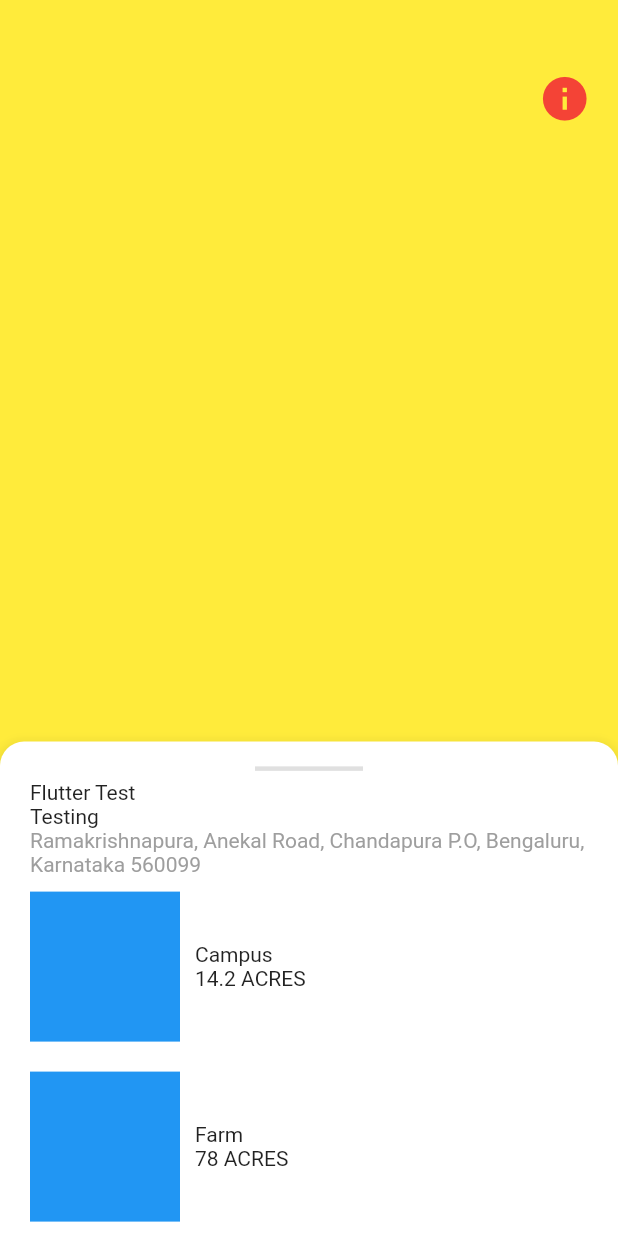
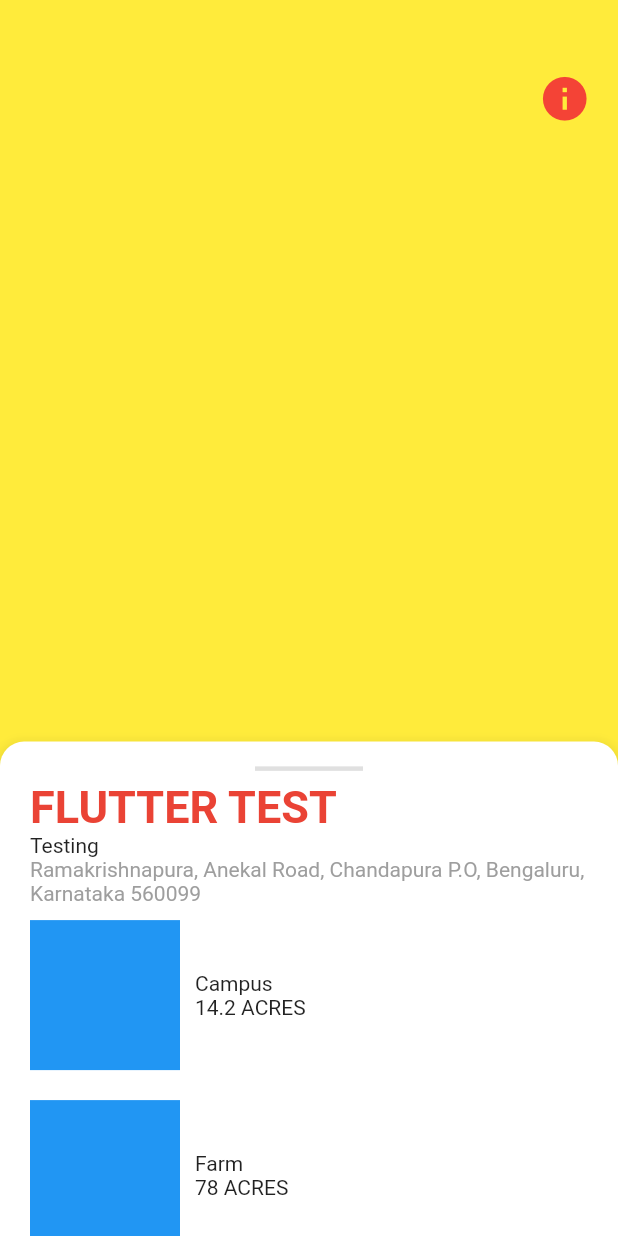
Before and after one commit to gauravxdhingra/Minushia-AppChallenge-Flutter, a Flutter app: the screen it shows after launch, after a tap on "LOGIN", on a phone screen of 412 x 824 dp. Run offline on Flutter 3.47's test engine with Material 2 defaults, Android fonts, the phone set to English and light mode, and no system bars; drawn by our look-alikes of sliding_sheet.

Commit message:
General Theming

```diff
--- a/lib/main.dart
+++ b/lib/main.dart
@@ -14,7 +14,19 @@ class MyApp extends StatelessWidget {
       title: 'Flutter Demo',
       debugShowCheckedModeBanner: false,
       theme: ThemeData(
-        primarySwatch: Colors.blue,
+        primaryColor: Color(0xffEA4335),
+        textTheme: TextTheme(
+          headline1: TextStyle(
+            color: Color(0xffEA4335),
+            fontSize: 30,
+            fontWeight: FontWeight.bold,
+          ),
+          headline2: TextStyle(
+            color: Color(0xffEA4335),
+            fontSize: 25,
+            fontWeight: FontWeight.bold,
+          ),
+        ),
         visualDensity: VisualDensity.adaptivePlatformDensity,
       ),
       home: SplashScreen(),
--- a/lib/screens/home_screen.dart
+++ b/lib/screens/home_screen.dart
@@ -85,11 +85,7 @@ class _HomeScreenState extends State<HomeScreen> {
           // height of the sheet.
           return Container(
             height: 500,
-            child:
-                // Center(
-                //   child: Text('This is the content of the sheet'),
-                // ),
-                Padding(
+            child: Padding(
               padding: const EdgeInsets.symmetric(vertical: 10, horizontal: 20),
               child: Column(
                 crossAxisAlignment: CrossAxisAlignment.start,
@@ -100,7 +96,10 @@ class _HomeScreenState extends State<HomeScreen> {
                       thickness: 3,
                     ),
                   ),
-                  Text('Flutter Test'),
+                  Text(
+                    'FLUTTER TEST',
+                    style: Theme.of(context).textTheme.headline1.copyWith(),
+                  ),
                   Text('Testing'),
                   Text(
                     'Ramakrishnapura, Anekal Road, Chandapura P.O, Bengaluru, Karnataka 560099',
--- a/lib/screens/location_preview_page.dart
+++ b/lib/screens/location_preview_page.dart
@@ -15,6 +15,7 @@ class _LocationPreviewPageState extends State<LocationPreviewPage> {
   @override
   Widget build(BuildContext context) {
     return Scaffold(
+      backgroundColor: Colors.white,
       appBar: AppBar(
         elevation: 0,
         centerTitle: true,
@@ -46,7 +47,7 @@ class _LocationPreviewPageState extends State<LocationPreviewPage> {
           // Enable snapping. This is true by default.
           snap: true,
           // Set custom snapping points.
-          snappings: [0.4, 0.7, 1.0],
+          snappings: [0.25, 0.7, 1.0],
           // Define to what the snappings relate to. In this case,
           // the total available space that the sheet can expand to.
           positioning: SnapPositioning.relativeToAvailableSpace,
@@ -57,13 +58,12 @@ class _LocationPreviewPageState extends State<LocationPreviewPage> {
           children: <Widget>[
             Container(
               width: MediaQuery.of(context).size.width,
-              color: Colors.red,
               child: Column(
                 mainAxisAlignment: MainAxisAlignment.spaceEvenly,
                 children: <Widget>[
                   Text('propertyvalue'),
                   Container(
-                    color: Colors.white,
+                    color: Colors.red,
                     height: MediaQuery.of(context).size.height * 0.3,
                     width: MediaQuery.of(context).size.width,
                   ),
@@ -81,11 +81,7 @@ class _LocationPreviewPageState extends State<LocationPreviewPage> {
           // height of the sheet.
           return Container(
             height: 500,
-            child:
-                // Center(
-                //   child: Text('This is the content of the sheet'),
-                // ),
-                Padding(
+            child: Padding(
               padding: const EdgeInsets.symmetric(vertical: 10, horizontal: 20),
               child: Column(
                 crossAxisAlignment: CrossAxisAlignment.start,
--- a/lib/screens/login_screen.dart
+++ b/lib/screens/login_screen.dart
@@ -27,9 +27,19 @@ class _LoginScreenState extends State<LoginScreen> {
     );
   }
 
-  FlatButton loginButton(context) {
+  Widget loginButton(context) {
     return FlatButton(
-      child: Text('LOGIN'),
+      color: Theme.of(context).primaryColor,
+      child: Padding(
+        padding: const EdgeInsets.symmetric(horizontal: 40, vertical: 15),
+        child: Text(
+          'LOGIN',
+          style: Theme.of(context).textTheme.headline1.copyWith(
+                color: Colors.white,
+                fontSize: 25
+              ),
+        ),
+      ),
       onPressed: () => onSubmit(context),
     );
   }
@@ -37,14 +47,32 @@ class _LoginScreenState extends State<LoginScreen> {
   @override
   Widget build(BuildContext context) {
     return Scaffold(
-      body: Column(
-        children: <Widget>[
-          Text('MOBILE NUMBER'),
-          inputField(false, mobileInputController),
-          Text('PASSWORD'),
-          inputField(true, passwordController),
-          loginButton(context),
-        ],
+      body: Padding(
+        padding: const EdgeInsets.symmetric(vertical: 80, horizontal: 40),
+        child: Column(
+          crossAxisAlignment: CrossAxisAlignment.start,
+          children: <Widget>[
+            Text(
+              'MOBILE NUMBER',
+              style:
+                  Theme.of(context).textTheme.headline2.copyWith(fontSize: 17),
+            ),
+            inputField(false, mobileInputController),
+            SizedBox(
+              height: 70,
+            ),
+            Text(
+              'PASSWORD',
+              style:
+                  Theme.of(context).textTheme.headline2.copyWith(fontSize: 17),
+            ),
+            inputField(true, passwordController),
+            SizedBox(
+              height: 50,
+            ),
+            Center(child: loginButton(context)),
+          ],
+        ),
       ),
     );
   }
```
